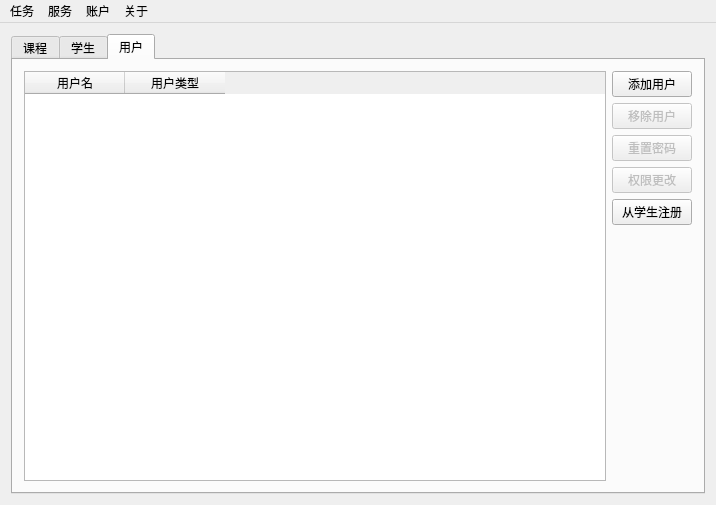
The window that Client/ManagerWindow.ui (FangCunWuChang/Join-Class) describes before a commit, drawn with Qt 5.
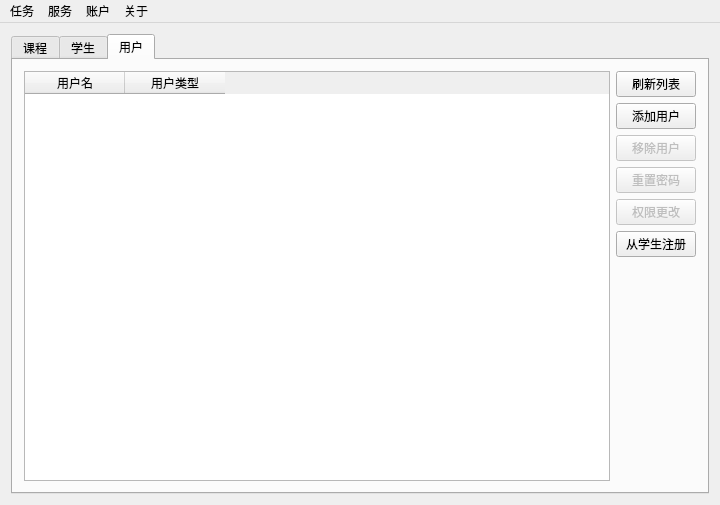
The same window after the commit. The open tabs and pages were chosen to show the change. Icons and pictures are not drawn.

What changed in the file:
```diff
--- a/Client/ManagerWindow.ui
+++ b/Client/ManagerWindow.ui
@@ -6,7 +6,7 @@
    <rect>
     <x>0</x>
     <y>0</y>
-    <width>716</width>
+    <width>720</width>
     <height>505</height>
    </rect>
   </property>
@@ -280,53 +280,7 @@
         <string>用户</string>
        </attribute>
        <layout class="QGridLayout" name="gridLayout_4">
-        <item row="0" column="0" rowspan="6">
-         <widget class="QTableWidget" name="users">
-          <property name="editTriggers">
-           <set>QAbstractItemView::NoEditTriggers</set>
-          </property>
-          <property name="alternatingRowColors">
-           <bool>true</bool>
-          </property>
-          <property name="selectionMode">
-           <enum>QAbstractItemView::SingleSelection</enum>
-          </property>
-          <property name="selectionBehavior">
-           <enum>QAbstractItemView::SelectRows</enum>
-          </property>
-          <attribute name="horizontalHeaderShowSortIndicator" stdset="0">
-           <bool>true</bool>
-          </attribute>
-          <column>
-           <property name="text">
-            <string>用户名</string>
-           </property>
-          </column>
-          <column>
-           <property name="text">
-            <string>用户类型</string>
-           </property>
-          </column>
-         </widget>
-        </item>
-        <item row="0" column="1">
-         <widget class="QPushButton" name="addUser">
-          <property name="text">
-           <string>添加用户</string>
-          </property>
-         </widget>
-        </item>
-        <item row="1" column="1">
-         <widget class="QPushButton" name="removeUser">
-          <property name="enabled">
-           <bool>false</bool>
-          </property>
-          <property name="text">
-           <string>移除用户</string>
-          </property>
-         </widget>
-        </item>
-        <item row="2" column="1">
+        <item row="3" column="1">
          <widget class="QPushButton" name="resetUser">
           <property name="enabled">
            <bool>false</bool>
@@ -336,24 +290,7 @@
           </property>
          </widget>
         </item>
-        <item row="3" column="1">
-         <widget class="QPushButton" name="typeUser">
-          <property name="enabled">
-           <bool>false</bool>
-          </property>
-          <property name="text">
-           <string>权限更改</string>
-          </property>
-         </widget>
-        </item>
-        <item row="4" column="1">
-         <widget class="QPushButton" name="regUser">
-          <property name="text">
-           <string>从学生注册</string>
-          </property>
-         </widget>
-        </item>
-        <item row="5" column="1">
+        <item row="6" column="1">
          <spacer name="verticalSpacer">
           <property name="orientation">
            <enum>Qt::Vertical</enum>
@@ -366,6 +303,79 @@
           </property>
          </spacer>
         </item>
+        <item row="4" column="1">
+         <widget class="QPushButton" name="typeUser">
+          <property name="enabled">
+           <bool>false</bool>
+          </property>
+          <property name="text">
+           <string>权限更改</string>
+          </property>
+         </widget>
+        </item>
+        <item row="1" column="1">
+         <widget class="QPushButton" name="addUser">
+          <property name="text">
+           <string>添加用户</string>
+          </property>
+         </widget>
+        </item>
+        <item row="5" column="1">
+         <widget class="QPushButton" name="regUser">
+          <property name="text">
+           <string>从学生注册</string>
+          </property>
+         </widget>
+        </item>
+        <item row="2" column="1">
+         <widget class="QPushButton" name="removeUser">
+          <property name="enabled">
+           <bool>false</bool>
+          </property>
+          <property name="text">
+           <string>移除用户</string>
+          </property>
+         </widget>
+        </item>
+        <item row="0" column="1">
+         <widget class="QPushButton" name="refreshUser">
+          <property name="text">
+           <string>刷新列表</string>
+          </property>
+         </widget>
+        </item>
+        <item row="0" column="0" rowspan="7">
+         <widget class="QTableWidget" name="users">
+          <property name="editTriggers">
+           <set>QAbstractItemView::NoEditTriggers</set>
+          </property>
+          <property name="alternatingRowColors">
+           <bool>true</bool>
+          </property>
+          <property name="selectionMode">
+           <enum>QAbstractItemView::SingleSelection</enum>
+          </property>
+          <property name="selectionBehavior">
+           <enum>QAbstractItemView::SelectRows</enum>
+          </property>
+          <property name="sortingEnabled">
+           <bool>true</bool>
+          </property>
+          <attribute name="horizontalHeaderShowSortIndicator" stdset="0">
+           <bool>true</bool>
+          </attribute>
+          <column>
+           <property name="text">
+            <string>用户名</string>
+           </property>
+          </column>
+          <column>
+           <property name="text">
+            <string>用户类型</string>
+           </property>
+          </column>
+         </widget>
+        </item>
        </layout>
       </widget>
      </widget>
@@ -377,7 +387,7 @@
     <rect>
      <x>0</x>
      <y>0</y>
-     <width>716</width>
+     <width>720</width>
      <height>22</height>
     </rect>
    </property>
```
Left out of the diff: 40 changed lines with no effect on the pictures.
